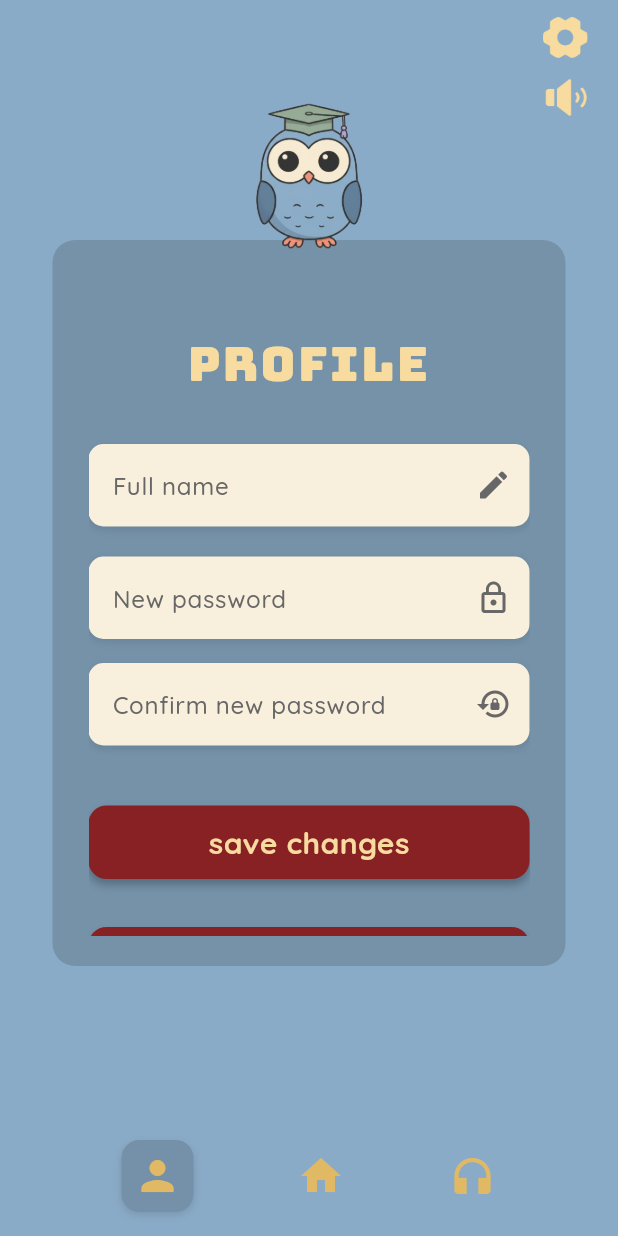
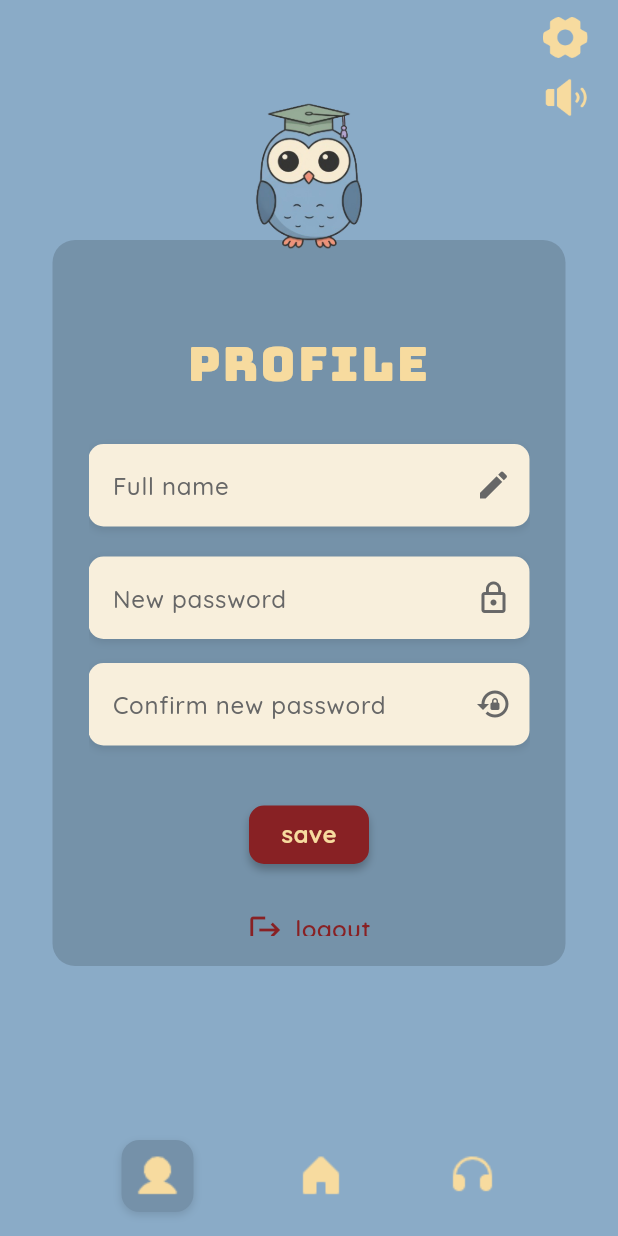
Before and after one commit to leothii/sylo, a Flutter app: the ProfilePage screen opened directly, on a phone screen of 412 x 824 dp. Run offline on Flutter 3.47's test engine with Material 3 defaults, Android fonts, the phone set to English and light mode, and no system bars; our stand-ins replace file_picker, firebase_auth, firebase_core, flutter_markdown, google_generative_ai, just_audio and 1 more; missing offline and left inert: flutter_web_auth_2; accounts and stored records are empty.

```diff
--- a/lib/screens/about_page.dart
+++ b/lib/screens/about_page.dart
@@ -58,7 +58,8 @@ class AboutPage extends StatelessWidget {
                   // BODY TEXT
                   // Transcribed from your image
                   const Text(
-                    'Lorem ipsum dolor sit amet. Est laborum voluptatem quo laudantium nisi et suscipit animi et laudantium amet eum omnis tenetur ut animi quia? Est recusandae obcaecati ab provident numquam eum impedit iusto aut rerum ducimus. Qui dolorum repellat et temporibus laboriosam cum laborum numquam 33 obcaecati itaque qui esse officia et aliquid eius ut voluptates animi. Est culpa ratione in modi voluptatem aut quia impedit et nihil modi et cumque nulla.',
+                    'Sylo is an innovative educational app designed to revolutionize the way you learn and study. Powered by advanced AI, Sylo helps you create concise summaries from any material, generate interactive quizzes to test your knowledge, and organize personalized notes for better retention.\n\n'
+                    'Whether you\'re a student preparing for exams or a lifelong learner, Sylo adapts to your needs, making education engaging, efficient, and enjoyable.',
                     textAlign: TextAlign.center,
                     style: TextStyle(
                       color: Colors.white,
--- a/lib/screens/music_page.dart
+++ b/lib/screens/music_page.dart
@@ -158,7 +158,7 @@ class _MusicPageState extends State<MusicPage> {
                         ), // <--- Smooth
                       );
                     },
-                    child: const Icon(Icons.person, color: _colNavItem, size: 32),
+                    child: Image.asset('assets/icons/profile.png', width: 32, height: 32),
                   ),
 
                   // 2. Home Icon -> Navigates back to HomePage
@@ -171,7 +171,7 @@ class _MusicPageState extends State<MusicPage> {
                         (route) => false,
                       );
                     },
-                    child: const Icon(Icons.home, color: _colNavItem, size: 32),
+                    child: Image.asset('assets/icons/home.png', width: 32, height: 32),
                   ),
 
                   // 3. Headphones Icon (ACTIVE) -> Has Blue Indicator
@@ -189,7 +189,7 @@ class _MusicPageState extends State<MusicPage> {
                         ),
                       ],
                     ),
-                    child: const Icon(Icons.headphones, color: _colNavItem, size: 32),
+                    child: Image.asset('assets/icons/headphone.png', width: 24, height: 24),
                   ),
                 ],
               ),
--- a/lib/screens/notes_page.dart
+++ b/lib/screens/notes_page.dart
@@ -66,7 +66,7 @@ class _NotesPageState extends State<NotesPage> {
                       SmoothPageRoute(builder: (_) => const ProfilePage()),
                     ); // <--- Smooth
                   },
-                  child: const Icon(Icons.person, color: _colNavItem, size: 32),
+                  child: Image.asset('assets/icons/profile.png', width: 32, height: 32),
                 ),
 
                 // 2. Home Icon -> Navigates back to HomePage
@@ -79,7 +79,7 @@ class _NotesPageState extends State<NotesPage> {
                       (route) => false,
                     );
                   },
-                  child: const Icon(Icons.home, color: _colNavItem, size: 32),
+                  child: Image.asset('assets/icons/home.png', width: 32, height: 32),
                 ),
 
                 // 3. Music Icon -> Navigates to MusicPage
@@ -89,7 +89,7 @@ class _NotesPageState extends State<NotesPage> {
                       SmoothPageRoute(builder: (_) => const MusicPage()),
                     ); // <--- Smooth
                   },
-                  child: const Icon(Icons.headphones, color: _colNavItem, size: 32),
+                  child: Image.asset('assets/icons/headphone.png', width: 32, height: 32),
                 ),
               ],
             ),
--- a/lib/screens/profile_page.dart
+++ b/lib/screens/profile_page.dart
@@ -94,7 +94,7 @@ class _ProfilePageState extends State<ProfilePage> {
                       ),
                     ],
                   ),
-                  child: const Icon(Icons.person, color: _colNavItem, size: 32),
+                  child: Image.asset('assets/icons/user.png', width: 32, height: 32),
                 ),
 
                 // 2. Home Icon -> Navigates back to HomePage
@@ -107,7 +107,7 @@ class _ProfilePageState extends State<ProfilePage> {
                       (route) => false,
                     );
                   },
-                  child: const Icon(Icons.home, color: _colNavItem, size: 32),
+                  child: Image.asset('assets/icons/home.png', width: 32, height: 32),
                 ),
 
                 // 3. Music Icon -> Navigates to MusicPage
@@ -119,7 +119,7 @@ class _ProfilePageState extends State<ProfilePage> {
                       ),
                     );
                   },
-                  child: const Icon(Icons.headphones, color: _colNavItem, size: 32),
+                  child: Image.asset('assets/icons/headphone.png', width: 32, height: 32),
                 ),
               ],
             ),
@@ -240,15 +240,16 @@ class _ProfilePageState extends State<ProfilePage> {
 
                       const SizedBox(height: 40),
 
-                      // Save Button
-                      GestureDetector(
+                      // Save Button (proportionate to text)
+                      Center(
+                        child: GestureDetector(
                           onTap: _isSavingProfile ? null : _saveProfile,
                           child: Container(
-                          width: 120,
-                          padding: const EdgeInsets.symmetric(vertical: 10),
+                            width: 80,
+                            padding: const EdgeInsets.symmetric(vertical: 8, horizontal: 8),
                             decoration: BoxDecoration(
                               color: _colBtnRed,
-                            borderRadius: BorderRadius.circular(12),
+                              borderRadius: BorderRadius.circular(10),
                               boxShadow: const [
                                 BoxShadow(
                                   color: Color(0x3F000000),
@@ -260,20 +261,21 @@ class _ProfilePageState extends State<ProfilePage> {
                             child: Center(
                               child: _isSavingProfile
                                   ? const SizedBox(
-                                    width: 20,
-                                    height: 20,
+                                      width: 18,
+                                      height: 18,
                                       child: CircularProgressIndicator(
-                                      strokeWidth: 2.2,
+                                        strokeWidth: 2.0,
                                         valueColor: AlwaysStoppedAnimation<Color>(_colTitleGold),
                                       ),
                                     )
                                   : const Text(
-                                    'save changes',
+                                      'save',
                                       style: TextStyle(
                                         color: _colTitleGold,
-                                      fontSize: 20,
+                                        fontSize: 16,
                                         fontFamily: 'Quicksand',
                                         fontWeight: FontWeight.w700,
+                                      ),
                                     ),
                             ),
                           ),
@@ -282,37 +284,30 @@ class _ProfilePageState extends State<ProfilePage> {
 
                       const SizedBox(height: 32),
 
-                      GestureDetector(
+                      // Logout with text, centered
+                      Center(
+                        child: GestureDetector(
                           onTap: () {
                             showDialog(
                               context: context,
                               builder: (BuildContext context) => const LogoutOverlay(),
                             );
                           },
-                        child: Container(
-                          width: 140,
-                          padding: const EdgeInsets.symmetric(vertical: 10),
-                          decoration: BoxDecoration(
+                          child: Row(
+                            mainAxisSize: MainAxisSize.min,
+                            children: [
+                              Icon(Icons.logout, color: _colBtnRed, size: 24),
+                              const SizedBox(width: 8),
+                              Text(
+                                'logout',
+                                style: TextStyle(
                                   color: _colBtnRed,
-                            borderRadius: BorderRadius.circular(12),
-                            boxShadow: const [
-                              BoxShadow(
-                                color: Color(0x3F000000),
-                                blurRadius: 4,
-                                offset: Offset(0, 4),
+                                  fontSize: 16,
+                                  fontFamily: 'Quicksand',
+                                  fontWeight: FontWeight.w600,
+                                ),
                               ),
                             ],
-                          ),
-                          child: const Center(
-                            child: Text(
-                              'log out',
-                              style: TextStyle(
-                                color: Colors.white,
-                                fontSize: 20,
-                                fontFamily: 'Quicksand',
-                                fontWeight: FontWeight.w700,
-                              ),
-                            ),
                           ),
                         ),
                       ),
--- a/lib/screens/quiz_page.dart
+++ b/lib/screens/quiz_page.dart
@@ -288,7 +288,7 @@ class _QuizPageState extends State<QuizPage> {
                         SmoothPageRoute(builder: (_) => const ProfilePage()),
                       );
                     },
-                    child: const Icon(Icons.person, color: _colNavItem, size: 32),
+                    child: Image.asset('assets/icons/profile.png', width: 32, height: 32),
                   ),
 
                   GestureDetector(
@@ -300,7 +300,7 @@ class _QuizPageState extends State<QuizPage> {
                         (route) => false,
                       );
                     },
-                    child: const Icon(Icons.home, color: _colNavItem, size: 32),
+                    child: Image.asset('assets/icons/home.png', width: 32, height: 32),
                   ),
 
                   GestureDetector(
@@ -309,7 +309,7 @@ class _QuizPageState extends State<QuizPage> {
                         SmoothPageRoute(builder: (_) => const MusicPage()),
                       );
                     },
-                    child: const Icon(Icons.headphones, color: _colNavItem, size: 32),
+                    child: Image.asset('assets/icons/headphone.png', width: 32, height: 32),
                   ),
                 ],
               ),
--- a/lib/screens/summary_page.dart
+++ b/lib/screens/summary_page.dart
@@ -175,7 +175,7 @@ class _SummaryPageState extends State<SummaryPage> {
                       SmoothPageRoute(builder: (_) => const ProfilePage()),
                     ); // <--- Smooth
                   },
-                  child: const Icon(Icons.person, color: _colNavItem, size: 32),
+                  child: Image.asset('assets/icons/profile.png', width: 32, height: 32),
                 ),
 
                 // 2. Home Icon -> Navigates back to HomePage (Replaced Notes Icon)
@@ -188,7 +188,7 @@ class _SummaryPageState extends State<SummaryPage> {
                       (route) => false,
                     );
                   },
-                  child: const Icon(Icons.home, color: _colNavItem, size: 32),
+                  child: Image.asset('assets/icons/home.png', width: 32, height: 32),
                 ),
 
                 // 3. Music Icon -> Navigates to MusicPage
@@ -198,7 +198,7 @@ class _SummaryPageState extends State<SummaryPage> {
                       SmoothPageRoute(builder: (_) => const MusicPage()),
                     ); // <--- Smooth
                   },
-                  child: const Icon(Icons.headphones, color: _colNavItem, size: 32),
+                  child: Image.asset('assets/icons/headphone.png', width: 32, height: 32),
                 ),
               ],
             ),
```
Also changed, not shown: lib/screens/signup_page.dart (+100 -1 lines), lib/services/notes_service.dart (+14 -1 lines), lib/widgets/sylo_chat_overlay.dart (+37 -5 lines), assets/icons/headphone.png (added), assets/icons/home.png (added), assets/icons/user.png (added). Lines whose indentation alone changed are shown as unchanged.
